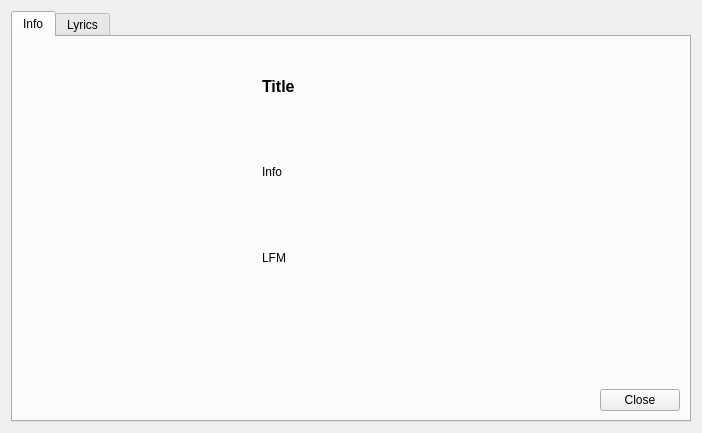
Qt form branches/sayonara-515/GUI/InfoDialog/GUI_InfoDialog.ui (shahid334/sayonara-player) before a commit.
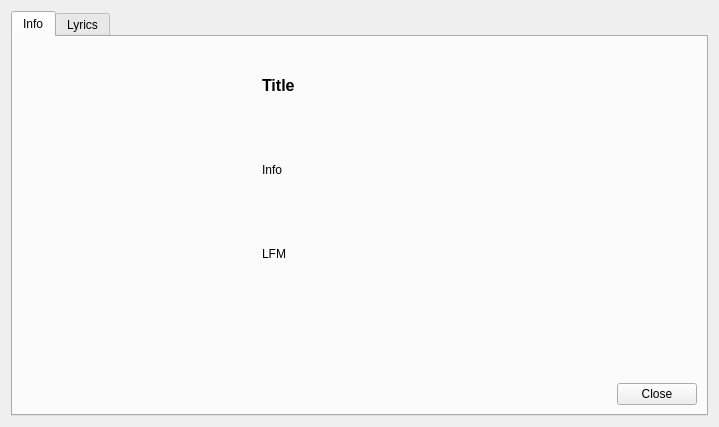
The same form after that commit.

Commit message: Info dialog bug fixes, Podcast bugfixes

What changed in the file:
```diff
--- a/branches/sayonara-515/GUI/InfoDialog/GUI_InfoDialog.ui
+++ b/branches/sayonara-515/GUI/InfoDialog/GUI_InfoDialog.ui
@@ -6,8 +6,8 @@
    <rect>
     <x>0</x>
     <y>0</y>
-    <width>702</width>
-    <height>433</height>
+    <width>719</width>
+    <height>427</height>
    </rect>
   </property>
   <property name="windowTitle">
@@ -188,7 +188,7 @@
        <item row="0" column="1" colspan="2">
         <widget class="QLabel" name="lab_heading">
          <property name="sizePolicy">
-          <sizepolicy hsizetype="Preferred" vsizetype="Preferred">
+          <sizepolicy hsizetype="MinimumExpanding" vsizetype="Preferred">
            <horstretch>0</horstretch>
            <verstretch>0</verstretch>
           </sizepolicy>
```
The commit also changes 18 other files.
